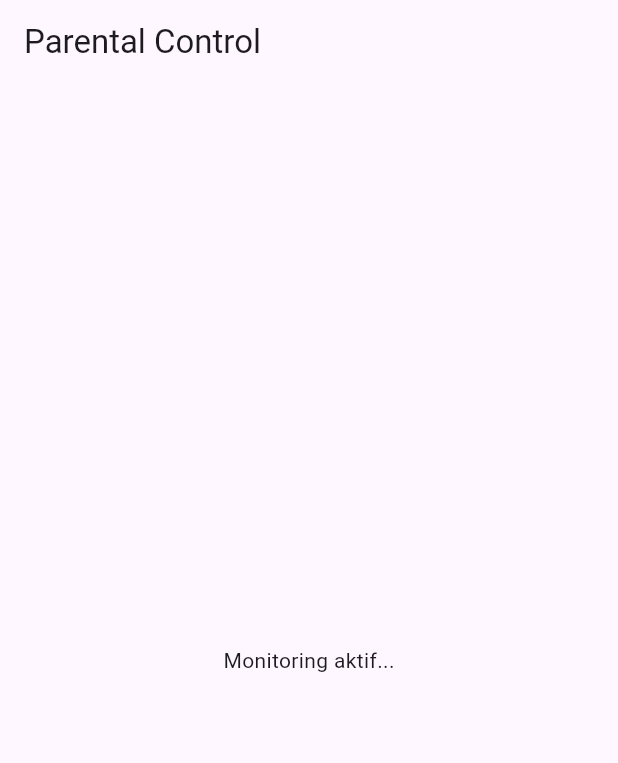
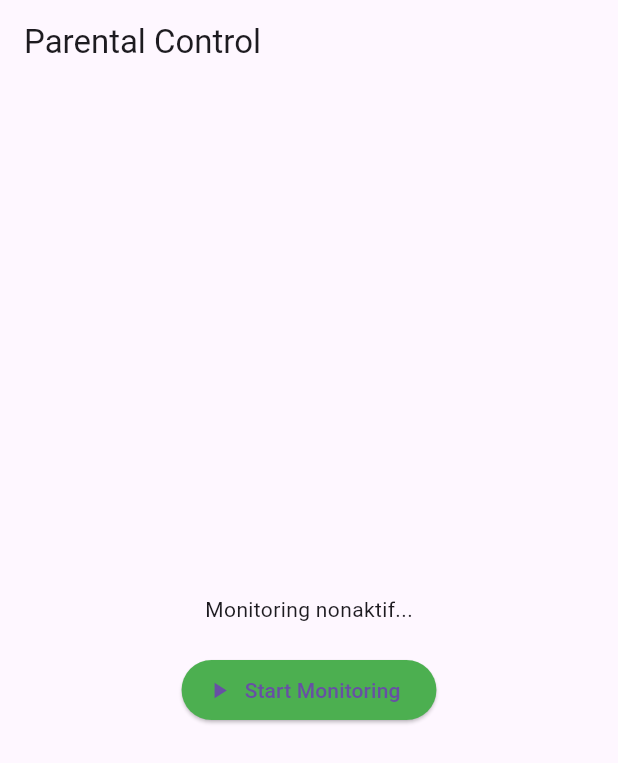
Before and after one commit to ariqhikari/flutter_media_screen, a Flutter app: the screen it shows after launch, on a phone screen of 412 x 824 dp. Shown: the top 763 px of the screen. Run offline on Flutter 3.47's test engine with Material 3 defaults, Android fonts, the phone set to English and light mode, and no system bars.

```diff
--- a/lib/main.dart
+++ b/lib/main.dart
@@ -1,3 +1,4 @@
+import 'dart:async';
 import 'dart:io';
 import 'dart:typed_data';
 import 'package:flutter/material.dart';
@@ -27,22 +28,32 @@ class HomePageState extends State<HomePage> {
   final _sc = ScreenCapture();
   // Interpreter? _interpreter;
   Uint8List? _lastJpeg;
+  bool _isMonitoring = false;
+  StreamSubscription? _subscription;
 
   @override
   void initState() {
     super.initState();
     // _loadModel();
-    _initCapture();
   }
-
-  // Future<void> _loadModel() async {
-  //   _interpreter = await Interpreter.fromAsset('model.tflite');
-  // }
 
   Future<void> _initCapture() async {
     bool ok = await _sc.requestPermission();
     if (!ok) return;
-    _sc.frameStream.listen(_processFrame);
+
+    _subscription = _sc.frameStream.listen(_processFrame);
+    setState(() {
+      _isMonitoring = true;
+    });
+  }
+
+  void _stopCapture() {
+    _subscription?.cancel();
+    setState(() {
+      _isMonitoring = false;
+      _lastJpeg = null;
+    });
+    _unblockScreen(); // optional: hilangkan overlay saat stop
   }
 
   Future<void> _processFrame(dynamic rawData) async {
@@ -58,9 +69,6 @@ class HomePageState extends State<HomePage> {
       final width = metadata['width'] as int;
       final height = metadata['height'] as int;
 
-      print("[DEBUG] Metadata: $metadata");
-      print("[DEBUG] Bytes length: ${bytes.length}");
-
       final image = img.Image.fromBytes(
         width: width,
         height: height,
@@ -73,21 +81,16 @@ class HomePageState extends State<HomePage> {
 
       Future.delayed(Duration(seconds: 2), () {
         print("[DEBUG] BLOCK SCREEN");
-        _blockScreen();
+        // _blockScreen();
+        // aku ubah sementara soalnya keblokir, jadi harus restart hp
+        _unblockScreen();
       });
 
-      // Future.delayed(Duration(seconds: 4), () {
-      //   print("[DEBUG] UNBLOCK SCREEN");
-      //   _unblockScreen();
-      // });
-
-      // Future.delayed(Duration(seconds: 1), () {
-      //   if (mounted) {
-      //     setState(() {
-      //       _lastJpeg = jpeg;
-      //     });
-      //   }
-      // });
+      if (mounted) {
+        setState(() {
+          _lastJpeg = jpeg;
+        });
+      }
     } catch (e) {
       print("Error memproses frame: $e");
     }
@@ -113,10 +116,11 @@ class HomePageState extends State<HomePage> {
   Widget build(BuildContext c) => Scaffold(
     appBar: AppBar(title: Text('Parental Control')),
     body: Center(
-          child: _lastJpeg == null
-              ? Text('Monitoring aktif...')
-              : Column(
-                  mainAxisSize: MainAxisSize.min,
+      child: Column(
+        mainAxisAlignment: MainAxisAlignment.center,
+        children: [
+          _lastJpeg != null
+              ? Column(
             children: [
               Text('Latest frame:'),
               SizedBox(height: 10),
@@ -126,6 +130,26 @@ class HomePageState extends State<HomePage> {
                 fit: BoxFit.contain,
                 height: 300,
               ),
+              SizedBox(height: 20),
+            ],
+          )
+              : Text('Monitoring ${_isMonitoring ? "aktif" : "nonaktif"}...'),
+
+          SizedBox(height: 20),
+
+          _isMonitoring
+              ? ElevatedButton.icon(
+            onPressed: _stopCapture,
+            icon: Icon(Icons.stop),
+            label: Text('Stop Monitoring'),
+            style: ElevatedButton.styleFrom(backgroundColor: Colors.red),
+          )
+              : ElevatedButton.icon(
+            onPressed: _initCapture,
+            icon: Icon(Icons.play_arrow),
+            label: Text('Start Monitoring'),
+            style: ElevatedButton.styleFrom(backgroundColor: Colors.green),
+          ),
         ],
       ),
     ),
```
Also changed, not shown: 4 other files. Lines whose indentation alone changed are shown as unchanged.
